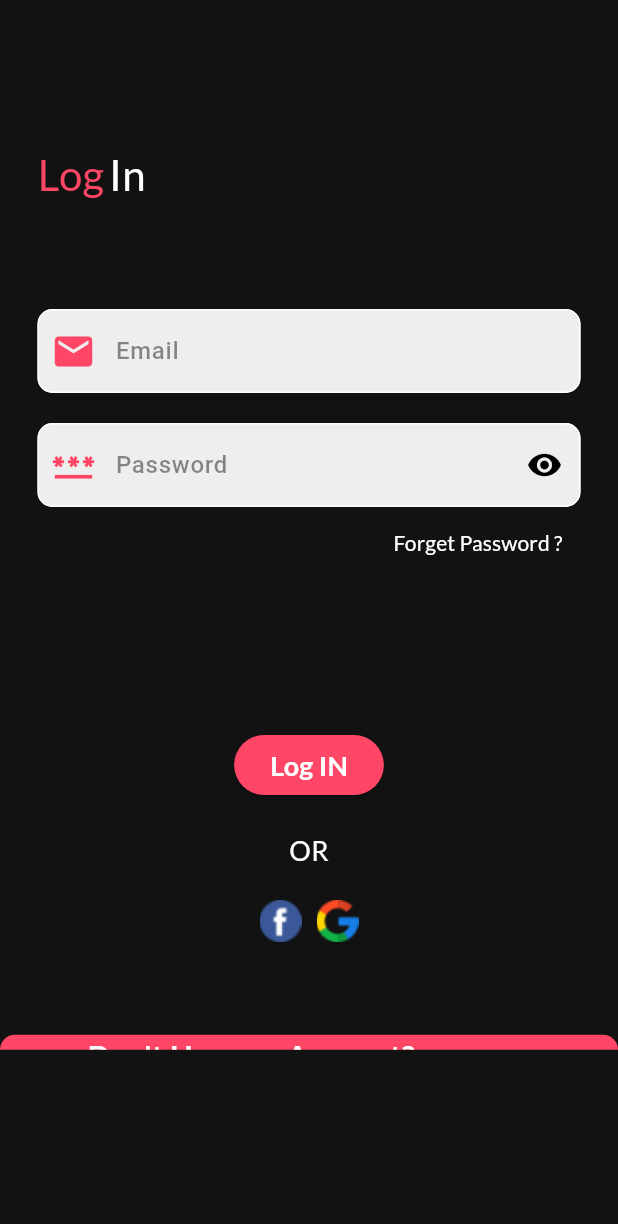
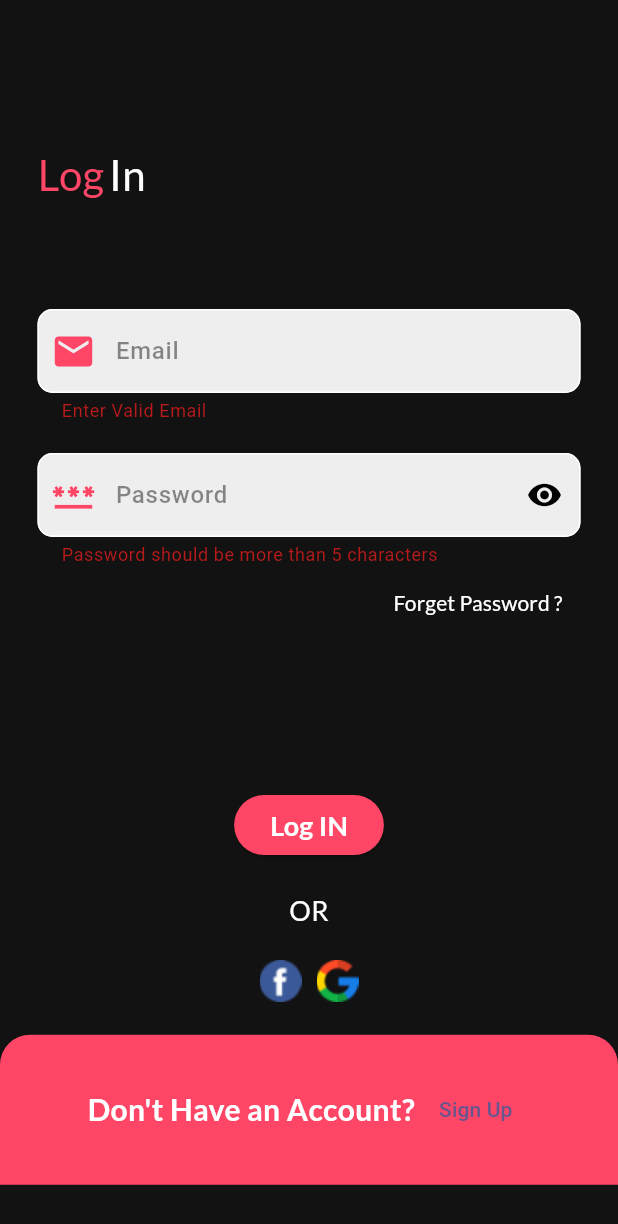
Before and after one commit to Elkelany84/Getx_Shopping_WaledAsro_Udemy, a Flutter app: the screen it shows after launch, after a tap on "Get Start", after a tap on "Log IN", on a phone screen of 412 x 824 dp. Shown: the top 1224 px of the screen. Run offline on Flutter 3.47's test engine with Material 3 defaults, Android fonts, the phone set to English and light mode, and no system bars; our stand-ins replace firebase_auth, firebase_core, get, google_fonts; accounts and stored records are empty.

Commit message:
EndVideo14

```diff
--- a/lib/main.dart
+++ b/lib/main.dart
@@ -1,8 +1,22 @@
+import 'dart:io';
+
+import 'package:firebase_core/firebase_core.dart';
 import 'package:flutter/material.dart';
 import 'package:get/get.dart';
 import 'package:waleed_asro_shopping_getx_api/routes/routes.dart';
 
-void main() {
+void main() async {
+  WidgetsFlutterBinding.ensureInitialized();
+  Platform.isAndroid
+      ? await Firebase.initializeApp(
+          options: const FirebaseOptions(
+            apiKey: "AIzaSyDL4iNHbNdj3JpcXlaKZgrzTbFFtnf1SOM",
+            appId: "1:1075996199651:android:0f9b9ef7c4bab30c5793d6",
+            messagingSenderId: "1075996199651",
+            projectId: "modernshoppinggetx",
+          ),
+        )
+      : await Firebase.initializeApp();
   runApp(const MyApp());
 }
 
--- a/lib/routes/routes.dart
+++ b/lib/routes/routes.dart
@@ -3,6 +3,7 @@ import 'package:waleed_asro_shopping_getx_api/logic/bindings/auth_binding.dart';
 import 'package:waleed_asro_shopping_getx_api/view/screens/auth/forget_password.dart';
 import 'package:waleed_asro_shopping_getx_api/view/screens/auth/login_screen.dart';
 import 'package:waleed_asro_shopping_getx_api/view/screens/auth/signup_screen.dart';
+import 'package:waleed_asro_shopping_getx_api/view/screens/main_screen.dart';
 import 'package:waleed_asro_shopping_getx_api/view/screens/welcome_screen.dart';
 
 class AppRoutes {
@@ -30,6 +31,10 @@ class AppRoutes {
       page: () => ForgetpasswordScreen(),
       binding: AuthBinding(),
     ),
+    GetPage(
+        name: Routes.mainScreen,
+        page: () => MainScreen(),
+        binding: AuthBinding()),
   ];
 }
 
@@ -38,4 +43,5 @@ class Routes {
   static const loginScreen = "/loginScreen";
   static const signupScreen = "/signupScreen";
   static const forgetPasswordScreen = "/forgetpasswordScreen";
+  static const mainScreen = "/mainScreen";
 }
--- a/lib/view/screens/auth/login_screen.dart
+++ b/lib/view/screens/auth/login_screen.dart
@@ -150,10 +150,18 @@ class LoginScreen extends StatelessWidget {
                         SizedBox(
                           height: 50,
                         ),
-                        AuthButton(
-                          text: "Log IN",
-                          onPressed: () {},
-                        ),
+                        GetBuilder<AuthController>(builder: (_) {
+                          return AuthButton(
+                            text: "Log IN",
+                            onPressed: () async {
+                              if (formKey.currentState!.validate()) {
+                                controller.logInUsingFirebase(
+                                    email: emailControler.text.trim(),
+                                    password: passwordControler.text);
+                              }
+                            },
+                          );
+                        }),
                         SizedBox(
                           height: 20,
                         ),
--- a/lib/view/widgets/auth/container_under.dart
+++ b/lib/view/widgets/auth/container_under.dart
@@ -16,7 +16,7 @@ class ContainerUnder extends StatelessWidget {
   Widget build(BuildContext context) {
     return Container(
       width: double.infinity,
-      height: 10,
+      height: 100,
       decoration: BoxDecoration(
         color: Get.isDarkMode ? mainColor : pinkClr,
         borderRadius: BorderRadius.only(
```
Also changed, not shown: lib/logic/controllers/auth_controller.dart (+84 -0 lines), lib/view/screens/auth/signup_screen.dart (+20 -4 lines), lib/view/screens/main_screen.dart (+14 -0 lines), 3 other files.
